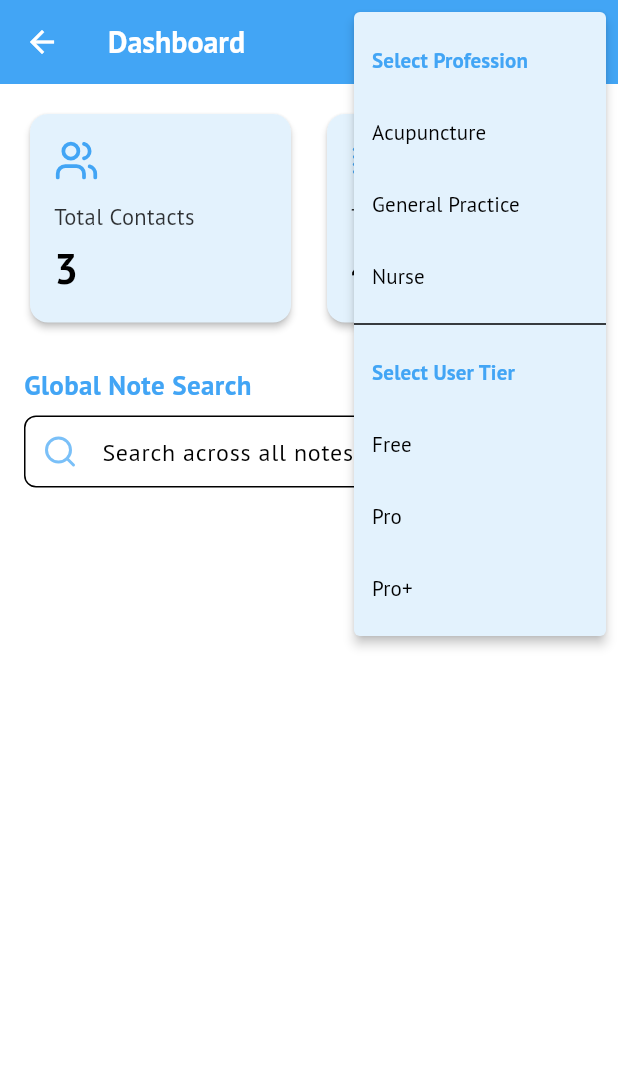
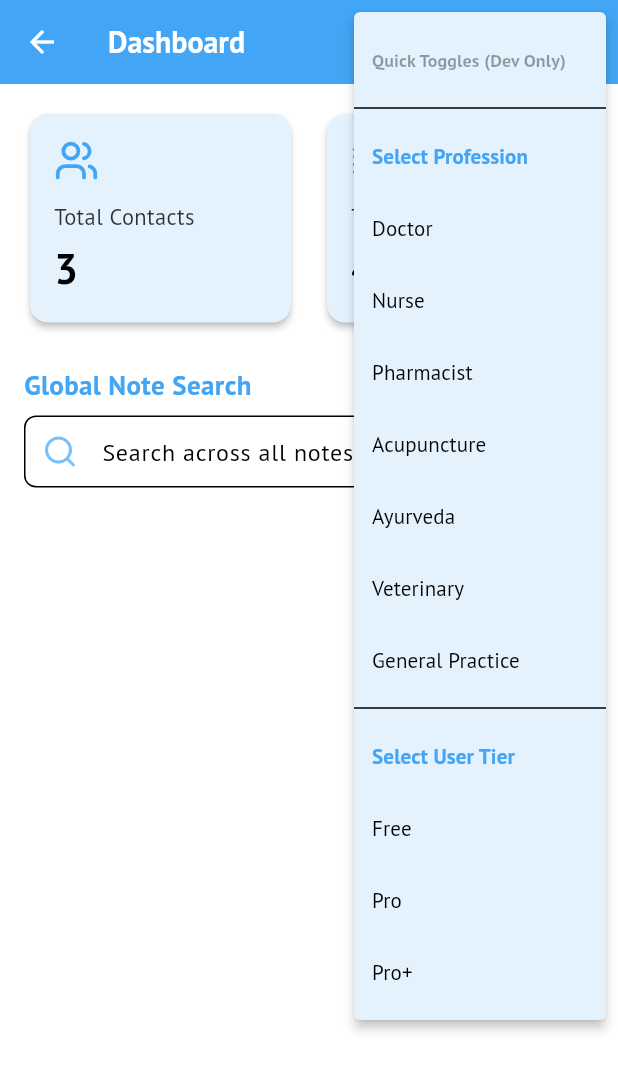
Before and after one commit to harishconti/contact_chronicle_app, a Flutter app: the DashboardScreen screen opened directly, after a tap on an icon or button, on a phone screen of 412 x 824 dp. Shown: the top 1071 px of the screen. Run offline on Flutter 3.47's test engine with Material 3 defaults, Android fonts, the phone set to English and light mode, and no system bars; our stand-ins replace google_fonts, image_picker, lucide_flutter, shared_preferences; accounts and stored records are empty.

Commit message:
updated bugs

```diff
--- /dev/null
+++ b/lib/models/user_profile.dart
@@ -0,0 +1,75 @@
+import 'package:contact_chronicle/services/settings_service.dart'; // For UserProfession and UserTier enums
+
+class UserProfile {
+  final String name;
+  final String email;
+  final UserProfession profession;
+  final UserTier tier;
+  final DateTime? lastBackup; // Made nullable as initial backup might not exist
+
+  UserProfile({
+    required this.name,
+    required this.email,
+    required this.profession,
+    required this.tier,
+    this.lastBackup,
+  });
+
+  // Method to create a UserProfile with default mock values
+  factory UserProfile.defaultProfile() {
+    return UserProfile(
+      name: 'Dr. Mock User', // Default mock name
+      email: 'mock.user@example.com', // Default mock email
+      profession: SettingsService.defaultProfession,
+      tier: SettingsService.defaultTier,
+      lastBackup: null, // No backup initially
+    );
+  }
+
+  // copyWith method to easily update parts of the profile
+  UserProfile copyWith({
+    String? name,
+    String? email,
+    UserProfession? profession,
+    UserTier? tier,
+    DateTime? lastBackup,
+    bool setToNullLastBackup = false, // To explicitly set lastBackup to null
+  }) {
+    return UserProfile(
+      name: name ?? this.name,
+      email: email ?? this.email,
+      profession: profession ?? this.profession,
+      tier: tier ?? this.tier,
+      lastBackup: setToNullLastBackup ? null : (lastBackup ?? this.lastBackup),
+    );
+  }
+
+  // Methods for JSON serialization/deserialization (for storage in SharedPreferences)
+  Map<String, dynamic> toJson() {
+    return {
+      'name': name,
+      'email': email,
+      'profession': profession.toString(), // Store enum as string
+      'tier': tier.toString(), // Store enum as string
+      'lastBackup': lastBackup?.toIso8601String(), // Store DateTime as ISO8601 string
+    };
+  }
+
+  factory UserProfile.fromJson(Map<String, dynamic> json) {
+    return UserProfile(
+      name: json['name'] as String,
+      email: json['email'] as String,
+      profession: UserProfession.values.firstWhere(
+        (e) => e.toString() == json['profession'],
+        orElse: () => SettingsService.defaultProfession, // Fallback to default
+      ),
+      tier: UserTier.values.firstWhere(
+        (e) => e.toString() == json['tier'],
+        orElse: () => SettingsService.defaultTier, // Fallback to default
+      ),
+      lastBackup: json['lastBackup'] != null
+          ? DateTime.parse(json['lastBackup'] as String)
+          : null,
+    );
+  }
+}
--- a/lib/screens/dashboard_screen.dart
+++ b/lib/screens/dashboard_screen.dart
@@ -1,8 +1,10 @@
 import 'package:contact_chronicle/models/contact.dart';
 import 'package:contact_chronicle/models/note.dart';
+import 'package:contact_chronicle/models/user_profile.dart';
 import 'package:contact_chronicle/services/data_service.dart';
-import 'package:contact_chronicle/services/settings_service.dart'; // Added
+import 'package:contact_chronicle/services/settings_service.dart';
 import 'package:contact_chronicle/screens/contact_details_screen.dart';
+import 'package:contact_chronicle/screens/profile_screen.dart';
 import 'package:flutter/material.dart';
 import 'package:google_fonts/google_fonts.dart';
 import 'package:lucide_flutter/lucide_flutter.dart';
@@ -21,35 +23,25 @@ class _DashboardScreenState extends State<DashboardScreen> {
   List<Map<String, dynamic>> _searchResults = [];
 
   late SettingsService _settingsService;
-  UserProfession _selectedProfession = SettingsService.defaultProfession;
-  UserTier _selectedTier = SettingsService.defaultTier;
-  bool _settingsLoaded = false;
+  bool _initialDataLoaded = false;
 
   @override
   void initState() {
     super.initState();
     _settingsService = Provider.of<SettingsService>(context, listen: false);
-    _loadContacts();
-    _loadSettings();
+    _loadInitialData();
   }
 
-  Future<void> _loadContacts() async {
+  Future<void> _loadInitialData() async {
     final dataService = Provider.of<DataService>(context, listen: false);
-    // Ensure widget is still mounted before calling setState
     if (mounted) {
-       setState(() {
-        _contactsFuture = dataService.getContacts();
-      });
-    }
-  }
-
-  Future<void> _loadSettings() async {
-    _selectedProfession = await _settingsService.getUserProfession();
-    _selectedTier = await _settingsService.getUserTier();
-    if (mounted) {
-        setState(() {
-            _settingsLoaded = true;
-        });
+      _contactsFuture = dataService.getContacts();
+      try {
+        await _contactsFuture;
+        if (mounted) setState(() => _initialDataLoaded = true);
+      } catch (_) {
+        if (mounted) setState(() => _initialDataLoaded = true);
+      }
     }
   }
 
@@ -79,31 +71,39 @@ class _DashboardScreenState extends State<DashboardScreen> {
 
   @override
   Widget build(BuildContext context) {
-    final theme = Theme.of(context);
-    if (!_settingsLoaded) {
-        return Scaffold(
-            appBar: AppBar(title: const Text('Dashboard')),
-            body: const Center(child: CircularProgressIndicator())
-        );
+    final theme = Theme.of(context); // This context is fine for the build method scope
+    if (!_initialDataLoaded) {
+      return Scaffold(
+          appBar: AppBar(title: Text('Dashboard', style: GoogleFonts.ptSans())),
+          body: const Center(child: CircularProgressIndicator()));
     }
     return Scaffold(
       appBar: AppBar(
-        title: const Text('Dashboard'),
+        title: Text('Dashboard', style: GoogleFonts.ptSans(fontWeight: FontWeight.bold)),
         actions: [
-          _buildSettingsMenu(context),
+          IconButton(
+            icon: Icon(LucideIcons.user, color: theme.appBarTheme.iconTheme?.color),
+            tooltip: 'User Profile',
+            onPressed: () {
+              Navigator.of(context).push(
+                MaterialPageRoute(builder: (context) => const ProfileScreen()),
+              );
+            },
+          ),
+          _buildOldSettingsMenu(), // context parameter removed
         ],
       ),
       body: FutureBuilder<List<Contact>>(
         future: _contactsFuture,
         builder: (context, snapshot) {
-          if (snapshot.connectionState == ConnectionState.waiting) {
+          if (snapshot.connectionState == ConnectionState.waiting && !_initialDataLoaded) {
             return const Center(child: CircularProgressIndicator());
           }
           if (snapshot.hasError) {
-            return Center(child: Text('Error loading data: ${snapshot.error}'));
+            return Center(child: Text('Error loading data: ${snapshot.error}', style: GoogleFonts.ptSans()));
           }
           if (!snapshot.hasData || snapshot.data!.isEmpty) {
-            return Center(child: Text('No contact data available.', style: GoogleFonts.ptSans()));
+            return Center(child: Text('No contact data available.', style: GoogleFonts.ptSans(fontSize: 16)));
           }
 
           final contacts = snapshot.data!;
@@ -115,9 +115,9 @@ class _DashboardScreenState extends State<DashboardScreen> {
             children: [
               Row(
                 children: [
-                  Expanded(child: _buildSummaryCard(context, LucideIcons.users, 'Total Contacts', totalContacts.toString())),
+                  Expanded(child: _buildSummaryCard(LucideIcons.users, 'Total Contacts', totalContacts.toString())),
                   const SizedBox(width: 16),
-                  Expanded(child: _buildSummaryCard(context, LucideIcons.notebookText, 'Total Notes', totalNotes.toString())),
+                  Expanded(child: _buildSummaryCard(LucideIcons.notebookText, 'Total Notes', totalNotes.toString())),
                 ],
               ),
               const SizedBox(height: 24),
@@ -130,7 +130,7 @@ class _DashboardScreenState extends State<DashboardScreen> {
                 },
                 decoration: InputDecoration(
                   hintText: 'Search across all notes...',
-                  prefixIcon: Icon(LucideIcons.search, color: theme.colorScheme.primary.withOpacity(0.7)),
+                  prefixIcon: Icon(LucideIcons.search, color: theme.colorScheme.primary.withAlpha((255 * 0.7).round())),
                   border: OutlineInputBorder(borderRadius: BorderRadius.circular(8.0)),
                   contentPadding: const EdgeInsets.symmetric(horizontal: 16.0, vertical: 12.0),
                 ),
@@ -160,7 +160,7 @@ class _DashboardScreenState extends State<DashboardScreen> {
                       },
                     ),
                   );
-                }).toList(),
+                }),
             ],
           );
         },
@@ -168,8 +168,9 @@ class _DashboardScreenState extends State<DashboardScreen> {
     );
   }
 
-  Widget _buildSummaryCard(BuildContext context, IconData icon, String title, String value) {
-    final theme = Theme.of(context);
+  // context parameter removed
+  Widget _buildSummaryCard(IconData icon, String title, String value) {
+    final theme = Theme.of(context); // Uses State's context
     return Card(
       elevation: 2.0,
       shape: RoundedRectangleBorder(borderRadius: BorderRadius.circular(12.0)),
@@ -189,45 +190,53 @@ class _DashboardScreenState extends State<DashboardScreen> {
     );
   }
 
-  Widget _buildSettingsMenu(BuildContext context) {
-    final theme = Theme.of(context);
+  // context parameter removed
+  Widget _buildOldSettingsMenu() {
+    final theme = Theme.of(context); // Uses State's context for the icon and tooltip
     return PopupMenuButton<String>(
-      icon: Icon(LucideIcons.settings, color: theme.appBarTheme.iconTheme?.color ?? Colors.white),
-      tooltip: 'Settings',
+      icon: Icon(LucideIcons.settings, color: theme.appBarTheme.iconTheme?.color),
+      tooltip: 'Old Settings (Dev)',
       onSelected: (String result) async {
         if (result.startsWith('profession_')) {
-          UserProfession selected = UserProfession.values.firstWhere((e) => e.toString() == 'UserProfession.${result.substring('profession_'.length)}');
-          await _settingsService.saveUserProfession(selected);
-          if(mounted) setState(() => _selectedProfession = selected);
-          ScaffoldMessenger.of(context).showSnackBar(SnackBar(content: Text('Profession set to: ${_selectedProfession.displayName}', style: GoogleFonts.ptSans())));
+          UserProfession selectedProf = UserProfession.values.firstWhere((e) => e.toString() == 'UserProfession.${result.substring('profession_'.length)}');
+          UserProfile currentProfile = await _settingsService.getUserProfile();
+          await _settingsService.saveUserProfile(currentProfile.copyWith(profession: selectedProf));
+          if (!mounted) return;
+          ScaffoldMessenger.of(context).showSnackBar(SnackBar(content: Text('Profession (old menu) set to: ${selectedProf.displayName}', style: GoogleFonts.ptSans())));
         } else if (result.startsWith('tier_')) {
-          UserTier selected = UserTier.values.firstWhere((e) => e.toString() == 'UserTier.${result.substring('tier_'.length)}');
-          await _settingsService.saveUserTier(selected);
-          if(mounted) setState(() => _selectedTier = selected);
-           ScaffoldMessenger.of(context).showSnackBar(SnackBar(content: Text('User tier set to: ${_selectedTier.displayName}', style: GoogleFonts.ptSans())));
+          UserTier selectedTierEnum = UserTier.values.firstWhere((e) => e.toString() == 'UserTier.${result.substring('tier_'.length)}');
+          UserProfile currentProfile = await _settingsService.getUserProfile();
+          await _settingsService.saveUserProfile(currentProfile.copyWith(tier: selectedTierEnum));
+          if (!mounted) return;
+          ScaffoldMessenger.of(context).showSnackBar(SnackBar(content: Text('User tier (old menu) set to: ${selectedTierEnum.displayName}', style: GoogleFonts.ptSans())));
         }
       },
-      itemBuilder: (BuildContext context) => <PopupMenuEntry<String>>[
+      // itemBuilder provides its own context (dialogContext) for menu items
+      itemBuilder: (BuildContext dialogContext) => <PopupMenuEntry<String>>[
+        const PopupMenuItem<String>(
+          value: 'header_info',
+          enabled: false,
+          child: Text('Quick Toggles (Dev Only)', style: TextStyle(fontWeight: FontWeight.bold, fontSize: 12)),
+        ),
+        const PopupMenuDivider(),
         PopupMenuItem<String>(
           value: 'header_profession',
           enabled: false,
-          child: Text('Select Profession', style: GoogleFonts.ptSans(fontWeight: FontWeight.bold, color: theme.colorScheme.primary)),
+          child: Text('Select Profession', style: GoogleFonts.ptSans(fontWeight: FontWeight.bold, color: Theme.of(dialogContext).colorScheme.primary)),
         ),
         ...UserProfession.values.map((profession) => PopupMenuItem<String>(
           value: 'profession_${profession.toString().split('.').last}',
           child: Text(profession.displayName, style: GoogleFonts.ptSans()),
-          textStyle: _selectedProfession == profession ? TextStyle(fontWeight: FontWeight.bold, color: theme.colorScheme.primary) : GoogleFonts.ptSans(color: theme.textTheme.bodyLarge?.color),
         )),
         const PopupMenuDivider(),
         PopupMenuItem<String>(
           value: 'header_tier',
           enabled: false,
-          child: Text('Select User Tier', style: GoogleFonts.ptSans(fontWeight: FontWeight.bold, color: theme.colorScheme.primary)),
+          child: Text('Select User Tier', style: GoogleFonts.ptSans(fontWeight: FontWeight.bold, color: Theme.of(dialogContext).colorScheme.primary)),
         ),
         ...UserTier.values.map((tier) => PopupMenuItem<String>(
           value: 'tier_${tier.toString().split('.').last}',
           child: Text(tier.displayName, style: GoogleFonts.ptSans()),
-          textStyle: _selectedTier == tier ? TextStyle(fontWeight: FontWeight.bold, color: theme.colorScheme.primary) : GoogleFonts.ptSans(color: theme.textTheme.bodyLarge?.color),
         )),
       ],
     );
--- a/lib/services/settings_service.dart
+++ b/lib/services/settings_service.dart
@@ -1,55 +1,53 @@
+import 'dart:convert'; // For jsonEncode and jsonDecode
 import 'package:shared_preferences/shared_preferences.dart';
+import 'package:contact_chronicle/models/user_profile.dart'; // Import UserProfile model
 
-// Enums for user settings
-enum UserProfession { acupuncture, generalPractice, nurse }
+// Enums for user settings - these can remain here or be moved to user_profile.dart if preferred
+// For now, keeping them here as they are also used by the extensions below.
+enum UserProfession {
+  doctor,
+  nurse,
+  pharmacist,
+  acupuncture,
+  ayurveda,
+  veterinary,
+  generalPractice
+}
 enum UserTier { free, pro, proPlus }
 
 class SettingsService {
-  static const String _professionKey = 'user_profession';
-  static const String _tierKey = 'user_tier';
-  static const String _loggedInKey = 'user_logged_in'; // Added
+  static const String _userProfileKey = 'user_profile'; // New key for UserProfile
+  static const String _loggedInKey = 'user_logged_in';
 
-  // Default profession if none is set
-  static const UserProfession defaultProfession = UserProfession.acupuncture;
+  // Default profession and tier constants are now primarily managed by UserProfile.defaultProfile()
+  // and UserProfile.fromJson() fallbacks, but can be kept for reference or direct use if needed elsewhere.
+  static const UserProfession defaultProfession = UserProfession.generalPractice;
   static const UserTier defaultTier = UserTier.free;
 
-  Future<void> saveUserProfession(UserProfession profession) async {
+  Future<void> saveUserProfile(UserProfile userProfile) async {
     final prefs = await SharedPreferences.getInstance();
-    await prefs.setString(_professionKey, profession.toString());
+    final String userProfileJson = jsonEncode(userProfile.toJson());
+    await prefs.setString(_userProfileKey, userProfileJson);
   }
 
-  Future<UserProfession> getUserProfession() async {
+  Future<UserProfile> getUserProfile() async {
     final prefs = await SharedPreferences.getInstance();
-    final professionString = prefs.getString(_professionKey);
-    if (professionString != null) {
+    final String? userProfileJson = prefs.getString(_userProfileKey);
+    if (userProfileJson != null && userProfileJson.isNotEmpty) {
       try {
-        return UserProfession.values.firstWhere((e) => e.toString() == professionString);
+        final Map<String, dynamic> userProfileMap = jsonDecode(userProfileJson);
+        return UserProfile.fromJson(userProfileMap);
       } catch (e) {
-        return defaultProfession;
+        // If parsing fails (e.g., corrupted data), return default profile
+        // Optionally log the error: print("Error decoding UserProfile: $e");
+        return UserProfile.defaultProfile();
       }
     }
-    return defaultProfession;
+    // If no profile is stored, return default profile
+    return UserProfile.defaultProfile();
   }
 
-  Future<void> saveUserTier(UserTier tier) async {
-    final prefs = await SharedPreferences.getInstance();
-    await prefs.setString(_tierKey, tier.toString());
-  }
-
-  Future<UserTier> getUserTier() async {
-    final prefs = await SharedPreferences.getInstance();
-    final tierString = prefs.getString(_tierKey);
-    if (tierString != null) {
-      try {
-        return UserTier.values.firstWhere((e) => e.toString() == tierString);
-      } catch (e) {
-        return defaultTier;
-      }
-    }
-    return defaultTier;
-  }
-
-  // Added methods for login state
+  // Login state methods remain unchanged
   Future<void> saveLoginState(bool isLoggedIn) async {
     final prefs = await SharedPreferences.getInstance();
     await prefs.setBool(_loggedInKey, isLoggedIn);
@@ -57,22 +55,31 @@ class SettingsService {
 
   Future<bool> getLoginState() async {
     final prefs = await SharedPreferences.getInstance();
-    return prefs.getBool(_loggedInKey) ?? false; // Default to false if not set
+    return prefs.getBool(_loggedInKey) ?? false;
   }
 }
 
-// Helper extension for user-friendly names
+// Helper extensions remain for display purposes
 extension UserProfessionExtension on UserProfession {
   String get displayName {
     switch (this) {
+      case UserProfession.doctor:
+        return 'Doctor';
+      case UserProfession.nurse:
+        return 'Nurse';
+      case UserProfession.pharmacist:
+        return 'Pharmacist';
       case UserProfession.acupuncture:
         return 'Acupuncture';
+      case UserProfession.ayurveda:
+        return 'Ayurveda';
+      case UserProfession.veterinary:
+        return 'Veterinary';
       case UserProfession.generalPractice:
         return 'General Practice';
-      case UserProfession.nurse:
-        return 'Nurse';
       default:
-        return toString().split('.').last;
+        String name = toString().split('.').last;
+        return name[0].toUpperCase() + name.substring(1);
     }
   }
 }
@@ -87,7 +94,8 @@ extension UserTierExtension on UserTier {
       case UserTier.proPlus:
         return 'Pro+';
       default:
-        return toString().split('.').last;
+        String name = toString().split('.').last;
+        return name[0].toUpperCase() + name.substring(1);
     }
   }
 }
```
Also changed, not shown: lib/screens/profile_screen.dart (added, +208 -0 lines), lib/widgets/note_timeline.dart (+66 -21 lines), pubspec.yaml (+10 -15 lines), pubspec.lock, 1 other file.
